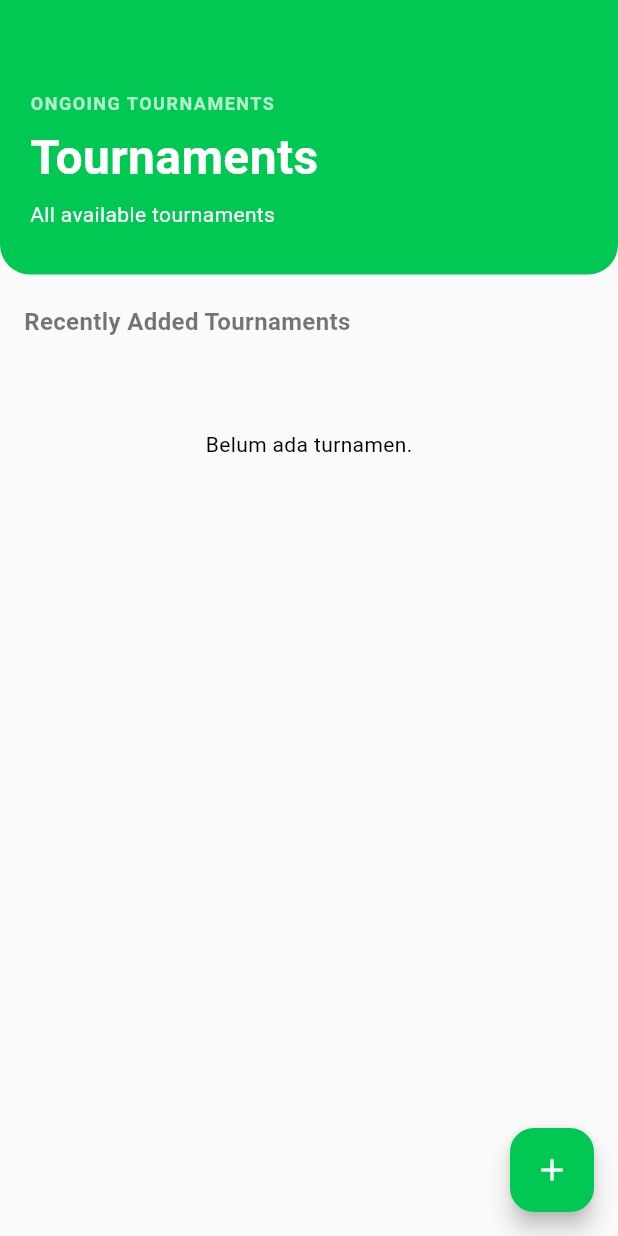
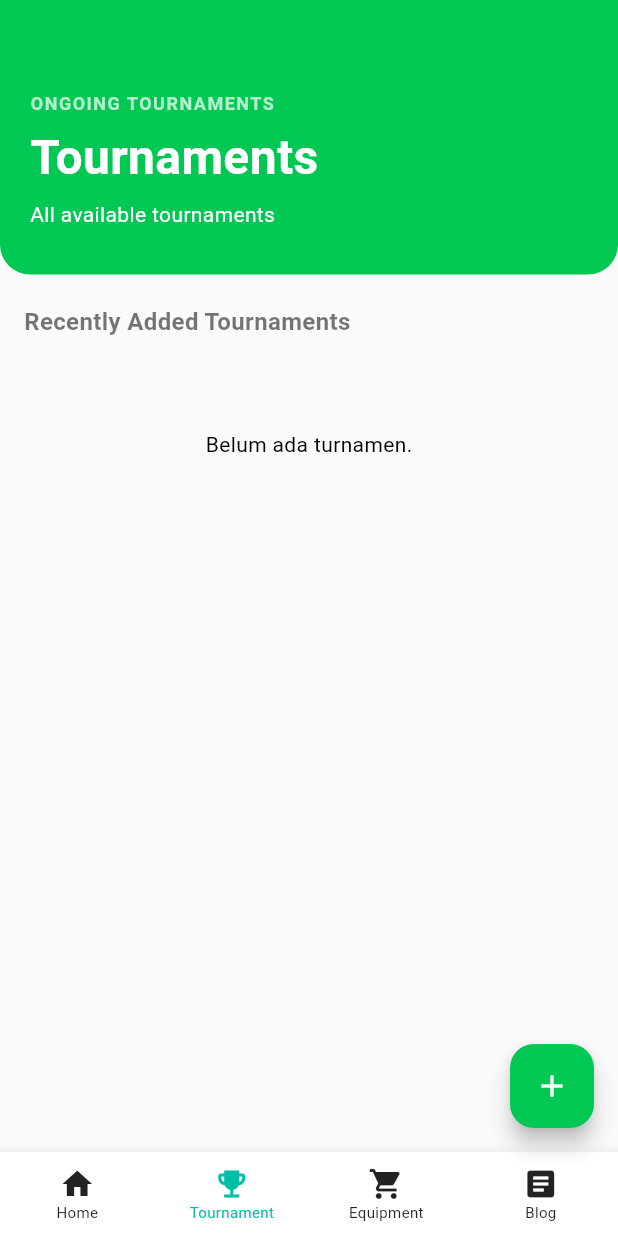
Before and after one commit to PBP-E07/matchplay_flutter, a Flutter app: the TournamentListPage screen opened directly, on a phone screen of 412 x 824 dp. Run offline on Flutter 3.47's test engine with Material 3 defaults, Android fonts, the light colour scheme and no system bars; missing offline and left inert: pbp_django_auth.

Commit message:
Add Navbar to Tournament List

```diff
--- a/lib/features/tournament/screens/tournament_list.dart
+++ b/lib/features/tournament/screens/tournament_list.dart
@@ -6,6 +6,7 @@ import '../models/tournament.dart';
 import '../widgets/tournament_card.dart';
 import 'tournament_form.dart';
 import 'tournament_detail.dart';
+import 'package:matchplay_flutter/widgets/custom_bottom_navbar.dart';
 
 class TournamentListPage extends StatefulWidget {
   const TournamentListPage({super.key});
@@ -17,8 +18,6 @@ class TournamentListPage extends StatefulWidget {
 class _TournamentListPageState extends State<TournamentListPage> {
   Future<List<Tournament>> fetchTournaments(CookieRequest request) async {
     String url = '${AppConfig.baseUrl}/tournament/json/';
-
-    // print("Requesting to: $url");
 
     try {
       final response = await request.get(url);
@@ -39,10 +38,8 @@ class _TournamentListPageState extends State<TournamentListPage> {
           }
         }
       }
-      // print("Berhasil load: ${listTournament.length} turnamen");
       return listTournament;
     } catch (e) {
-      // print("Error Fetch: $e");
       return [];
     }
   }
@@ -51,8 +48,24 @@ class _TournamentListPageState extends State<TournamentListPage> {
   Widget build(BuildContext context) {
     final request = context.watch<CookieRequest>();
 
+    bool isAdmin = false;
+    if (request.jsonData.containsKey('is_superuser')) {
+      isAdmin = request.jsonData['is_superuser'];
+    } else if (request.jsonData.containsKey('username')) {
+       isAdmin = request.jsonData['username'] == 'admin';
+    }
+
+    final int pageIndex = isAdmin ? 2 : 1;
+
     return Scaffold(
       backgroundColor: Colors.grey[50],
+
+      // --- TAMBAHKAN NAVBAR DI SINI ---
+      bottomNavigationBar: CustomBottomNavBar(
+        currentIndex: pageIndex,
+        isAdmin: isAdmin,
+      ),
+
       body: SingleChildScrollView(
         child: Column(
           crossAxisAlignment: CrossAxisAlignment.start,
@@ -140,8 +153,6 @@ class _TournamentListPageState extends State<TournamentListPage> {
                     itemBuilder: (_, index) {
                       return TournamentCard(
                         tournament: snapshot.data![index],
-
-                        // UPDATE
                         onTap: () async {
                           final result = await Navigator.push(
                             context,
```
